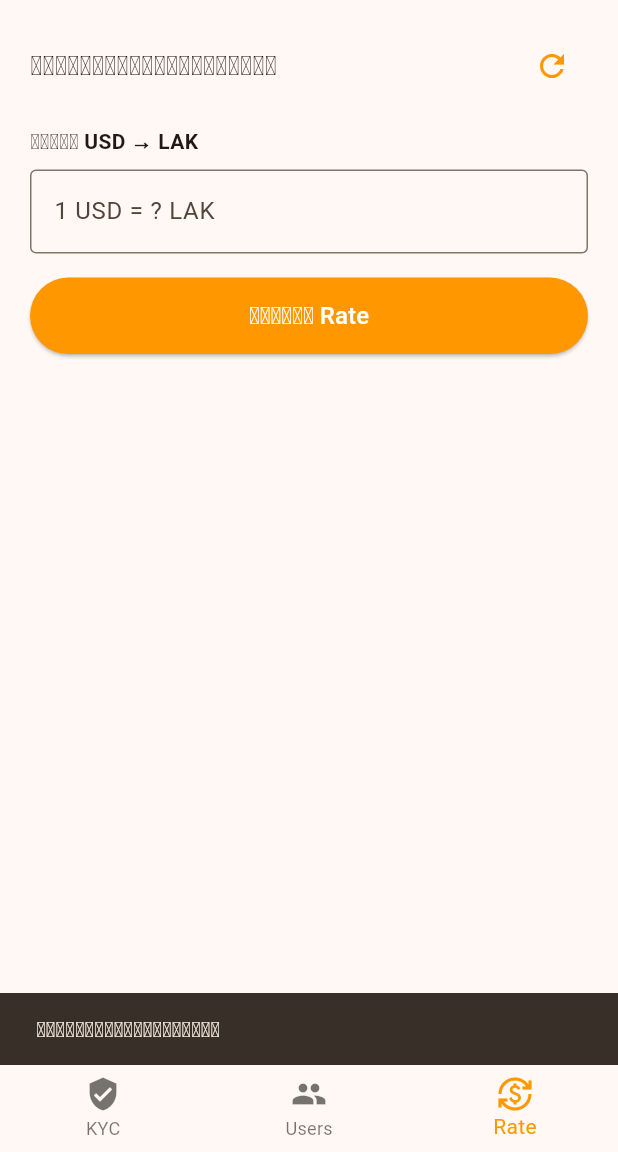
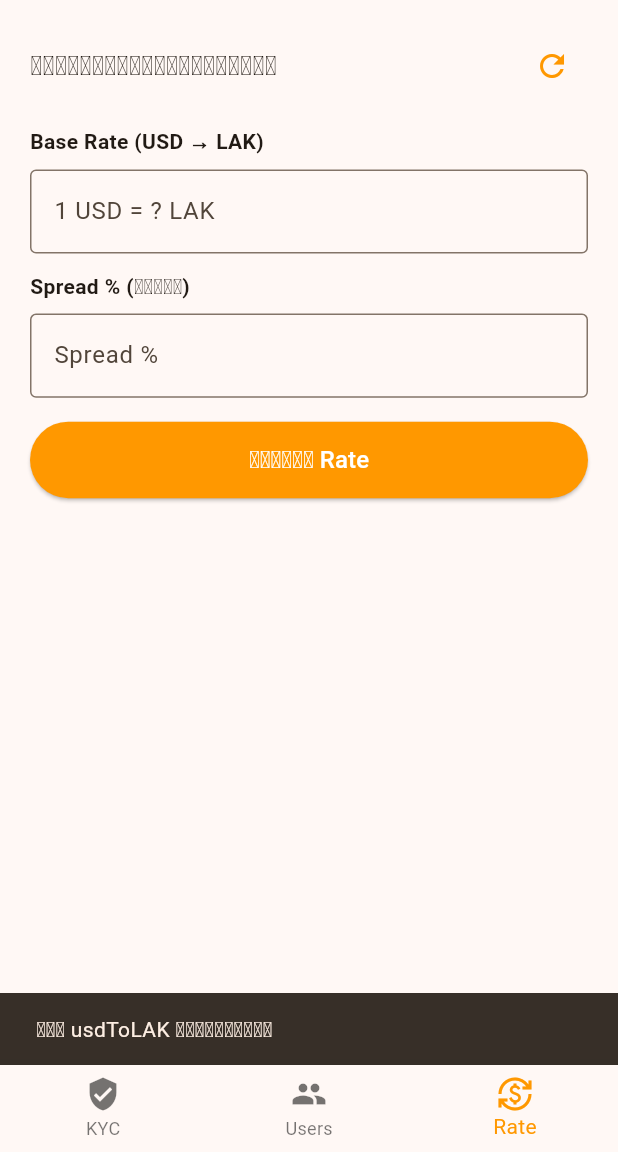
Before and after one commit to vienxay/Sabaidee_Wallet_Project, a Flutter app: the AdminScreen screen opened by its route, item 3 of the bottom bar chosen, after a tap on "ອັບເດດ Rate", on a phone screen of 412 x 824 dp, the part 84-1236 px from its top. Run offline on Flutter 3.47's test engine with Material 3 defaults, Android fonts, the phone set to English and light mode, and no system bars; our stand-ins replace app_links, flutter_secure_storage, image_picker, qr_flutter, shared_preferences; missing offline and left inert: mobile_scanner; accounts and stored records are empty; network calls fail; Roboto replaces fonts that are missing (NotoSansLao).

Commit message:
edit rate

```diff
--- a/sabaidee_wallet/lib/features/admin/tabs/rate_tab.dart
+++ b/sabaidee_wallet/lib/features/admin/tabs/rate_tab.dart
@@ -12,7 +12,8 @@ class RateTab extends StatefulWidget {
 
 class _RateTabState extends State<RateTab> {
   final _api = ApiClient.instance;
-  final _usdController = TextEditingController(); // ✅ ປ່ຽນຊື່
+  final _usdController = TextEditingController();
+  final _spreadController = TextEditingController(); // ✅ ເພີ່ມ
   final _fmt = NumberFormat('#,##0', 'en_US');
   bool _loading = false;
   Map? _currentRate;
@@ -26,45 +27,72 @@ class _RateTabState extends State<RateTab> {
   @override
   void dispose() {
     _usdController.dispose();
+    _spreadController.dispose(); // ✅ ເພີ່ມ
     super.dispose();
   }
 
   Future<void> _fetch() async {
-    if (!mounted) return; // ✅ ເພີ່ມ
+    if (!mounted) return;
     setState(() => _loading = true);
     try {
       final res = await _api.get(AppConstants.adminRate);
       if (res.success && res.data?['rate'] != null) {
-        if (!mounted) return; // ✅ ເພີ່ມ
+        if (!mounted) return;
         setState(() {
           _currentRate = res.data!['rate'];
-          _usdController.text = (_currentRate!['usdToLAK'] ?? 0).toString();
+          // ✅ ໃຊ້ usdToLAKBase ແທນ usdToLAK
+          _usdController.text =
+              (_currentRate!['usdToLAKBase'] ?? _currentRate!['usdToLAK'] ?? 0)
+                  .toString();
+          _spreadController.text = (_currentRate!['spreadPercent'] ?? 0)
+              .toString();
         });
       }
     } finally {
-      if (!mounted) return; // ✅ ເພີ່ມ
+      if (!mounted) return;
       setState(() => _loading = false);
     }
   }
 
+  // ✅ ຄຳນວນ preview ລາຄາຂາຍ
+  String _previewSell() {
+    final base = double.tryParse(_usdController.text) ?? 0;
+    final spread = double.tryParse(_spreadController.text) ?? 0;
+    if (base <= 0) return '-';
+    final sell = (base * (1 + spread / 100)).round();
+    return '${_fmt.format(sell)} ກີບ';
+  }
+
   Future<void> _update() async {
-    final val = double.tryParse(_usdController.text);
-    if (val == null || val <= 0) {
+    final usdToLAK = double.tryParse(_usdController.text);
+    final spreadPercent = double.tryParse(_spreadController.text) ?? 0;
+
+    if (usdToLAK == null || usdToLAK <= 0) {
       ScaffoldMessenger.of(
         context,
-      ).showSnackBar(const SnackBar(content: Text('ໃສ່ຕົວເລກທີ່ຖືກຕ້ອງ')));
+      ).showSnackBar(const SnackBar(content: Text('ໃສ່ usdToLAK ທີ່ຖືກຕ້ອງ')));
+      return;
+    }
+    if (spreadPercent < 0) {
+      ScaffoldMessenger.of(
+        context,
+      ).showSnackBar(const SnackBar(content: Text('Spread % ຕ້ອງ >= 0')));
       return;
     }
 
-    final res = await _api.post(
-      AppConstants.adminUpdateRate,
-      {'usdToLAK': val}, // ✅ ສົ່ງ usdToLAK
-    );
+    final res = await _api.post(AppConstants.adminUpdateRate, {
+      'usdToLAK': usdToLAK, // ✅ ສົ່ງທັງ 2
+      'spreadPercent': spreadPercent,
+    });
 
     if (!mounted) return;
     ScaffoldMessenger.of(context).showSnackBar(
       SnackBar(
-        content: Text(res.success ? '✅ ອັບເດດ Rate ສຳເລັດ' : res.message),
+        content: Text(
+          res.success
+              ? '✅ ອັບເດດ Rate ສຳເລັດ (spread $spreadPercent%)'
+              : res.message,
+        ),
         backgroundColor: res.success ? Colors.green : Colors.red,
       ),
     );
@@ -72,22 +100,15 @@ class _RateTabState extends State<RateTab> {
   }
 
   String _satToLAK() {
-    debugPrint(
-      'btcToLAK raw: ${_currentRate!['btcToLAK']} type: ${_currentRate!['btcToLAK'].runtimeType}',
-    );
     final btcToLAK = (_currentRate!['btcToLAK'] as num?)?.toDouble() ?? 0;
-    debugPrint('btcToLAK double: $btcToLAK');
     if (btcToLAK <= 0) return '-';
-    final sat = btcToLAK / 100000000;
-    return '${sat.toStringAsFixed(2)} ກີບ';
+    return '${(btcToLAK / 100000000).toStringAsFixed(2)} ກີບ';
   }
 
   String _kSats() {
-    // ✅ ຮອງຮັບທັງ int ແລະ double
     final btcToLAK = (_currentRate!['btcToLAK'] as num?)?.toDouble() ?? 0;
     if (btcToLAK <= 0) return '-';
-    final kSats = btcToLAK / 100000;
-    return '${_fmt.format(kSats.round())} ກີບ';
+    return '${_fmt.format((btcToLAK / 100000).round())} ກີບ';
   }
 
   @override
@@ -128,27 +149,79 @@ class _RateTabState extends State<RateTab> {
                     ),
                     _rateCard('BTC → LAK', _currentRate!['btcToLAK']),
                     _rateCard('USD → LAK', _currentRate!['usdToLAK']),
-                    // ✅ ຖືກ — ສົ່ງໄປ rawDisplay
                     _rateCard('1 sat = LAK', null, rawDisplay: _satToLAK()),
                     _rateCard('1,000 sats', null, rawDisplay: _kSats()),
                     const SizedBox(height: 24),
                   ],
 
+                  // ✅ Preview ລາຄາຂາຍ
+                  if (_currentRate != null)
+                    Container(
+                      margin: const EdgeInsets.only(bottom: 16),
+                      padding: const EdgeInsets.all(12),
+                      decoration: BoxDecoration(
+                        color: Colors.teal.withOpacity(0.06),
+                        borderRadius: BorderRadius.circular(10),
+                        border: Border.all(color: Colors.teal.withOpacity(0.3)),
+                      ),
+                      child: Row(
+                        mainAxisAlignment: MainAxisAlignment.spaceBetween,
+                        children: [
+                          const Text(
+                            'ລາຄາຂາຍ (ລວມ spread)',
+                            style: TextStyle(color: Colors.grey, fontSize: 13),
+                          ),
+                          Text(
+                            _previewSell(),
+                            style: const TextStyle(
+                              color: Colors.teal,
+                              fontWeight: FontWeight.bold,
+                              fontSize: 15,
+                            ),
+                          ),
+                        ],
+                      ),
+                    ),
+
+                  // ✅ Input usdToLAK
                   const Text(
-                    'ແກ້ໄຂ USD → LAK',
+                    'Base Rate (USD → LAK)',
                     style: TextStyle(fontWeight: FontWeight.bold),
                   ),
                   const SizedBox(height: 8),
                   TextField(
                     controller: _usdController,
                     keyboardType: TextInputType.number,
+                    onChanged: (_) => setState(() {}), // ✅ update preview
                     decoration: const InputDecoration(
                       labelText: '1 USD = ? LAK',
                       border: OutlineInputBorder(),
                       suffixText: 'ກີບ',
                     ),
                   ),
+                  const SizedBox(height: 12),
+
+                  // ✅ Input Spread %
+                  const Text(
+                    'Spread % (ກຳໄລ)',
+                    style: TextStyle(fontWeight: FontWeight.bold),
+                  ),
+                  const SizedBox(height: 8),
+                  TextField(
+                    controller: _spreadController,
+                    keyboardType: const TextInputType.numberWithOptions(
+                      decimal: true,
+                    ),
+                    onChanged: (_) => setState(() {}), // ✅ update preview
+                    decoration: const InputDecoration(
+                      labelText: 'Spread %',
+                      hintText: '0 = ບໍ່ມີ spread',
+                      border: OutlineInputBorder(),
+                      suffixText: '%',
+                    ),
+                  ),
                   const SizedBox(height: 16),
+
                   SizedBox(
                     width: double.infinity,
                     child: ElevatedButton(
@@ -169,7 +242,6 @@ class _RateTabState extends State<RateTab> {
           );
   }
 
-  // ✅ ເພີ່ມ parameter rawDisplay
   Widget _rateCard(
     String label,
     dynamic value, {
@@ -177,9 +249,8 @@ class _RateTabState extends State<RateTab> {
     String? rawDisplay,
   }) {
     String display = '-';
-
     if (rawDisplay != null) {
-      display = rawDisplay; // ✅ ໃຊ້ string ໂດຍກົງ
+      display = rawDisplay;
     } else if (value != null) {
       final num = double.tryParse(value.toString()) ?? 0;
       if (num > 0) {
@@ -188,7 +259,6 @@ class _RateTabState extends State<RateTab> {
             : '${_fmt.format(num.round())} ກີບ';
       }
     }
-
     return Card(
       margin: const EdgeInsets.only(bottom: 8),
       child: ListTile(
```
